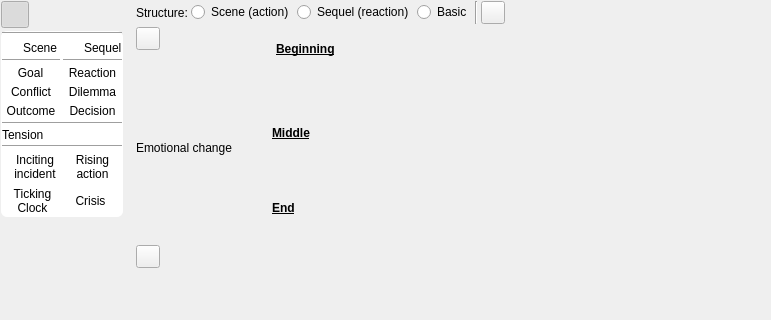
Qt form ui/scene_structure_editor_widget.ui (zkovari/plotlyst) before a commit; both pictures show x 0 to 771 and y 0 to 320 of the 771 by 510 pixel window.
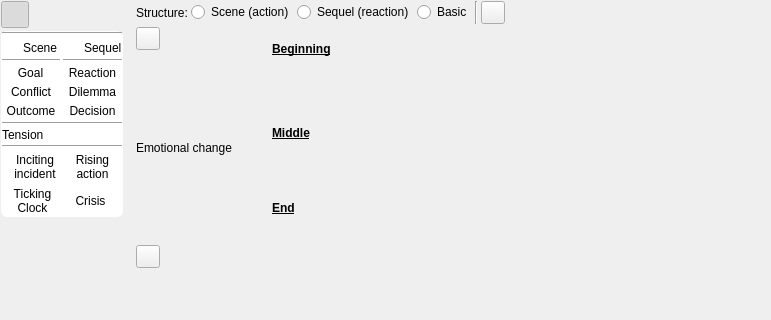
The same form after that commit. Custom widgets are drawn as their Qt base class.

Commit message: Change spacing in scene structure editor

```diff
--- a/ui/scene_structure_editor_widget.ui
+++ b/ui/scene_structure_editor_widget.ui
@@ -600,6 +600,9 @@
          <item>
           <widget class="QWidget" name="wdgBeginningLabel" native="true">
            <layout class="QHBoxLayout" name="horizontalLayout_6">
+            <property name="spacing">
+             <number>2</number>
+            </property>
             <property name="leftMargin">
              <number>0</number>
             </property>
@@ -654,6 +657,19 @@
               </property>
              </widget>
             </item>
+            <item>
+             <spacer name="horizontalSpacer_2">
+              <property name="orientation">
+               <enum>Qt::Horizontal</enum>
+              </property>
+              <property name="sizeHint" stdset="0">
+               <size>
+                <width>40</width>
+                <height>20</height>
+               </size>
+              </property>
+             </spacer>
+            </item>
            </layout>
           </widget>
          </item>
```
Left out of the diff: 38 changed lines with no effect on the pictures.
